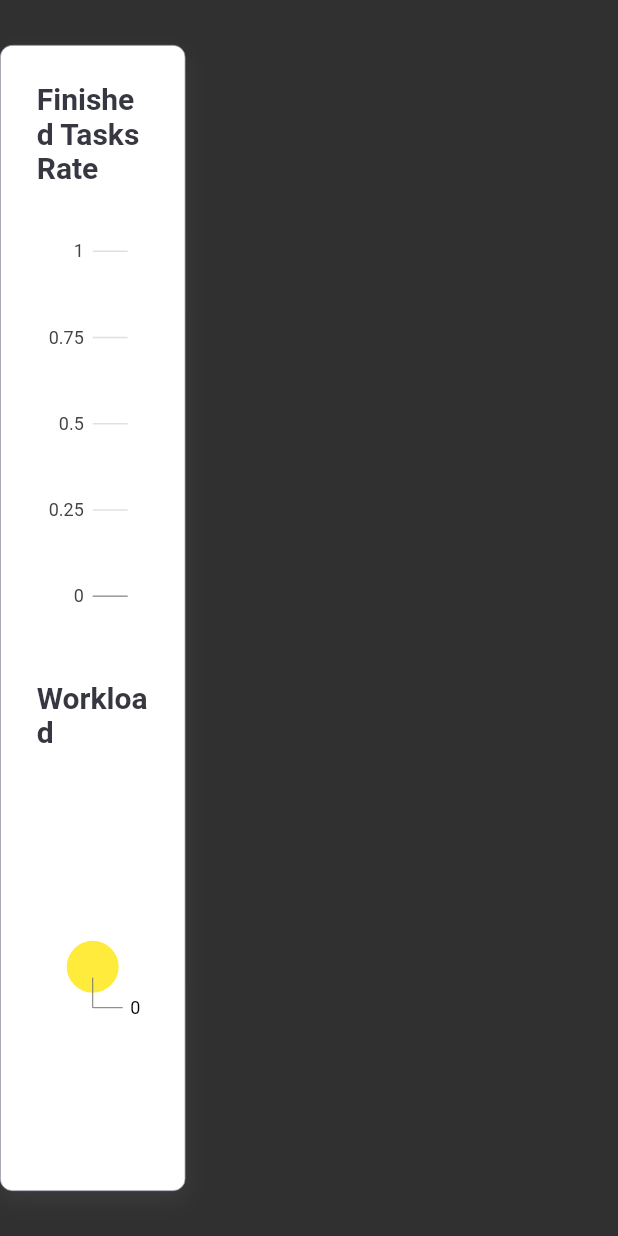
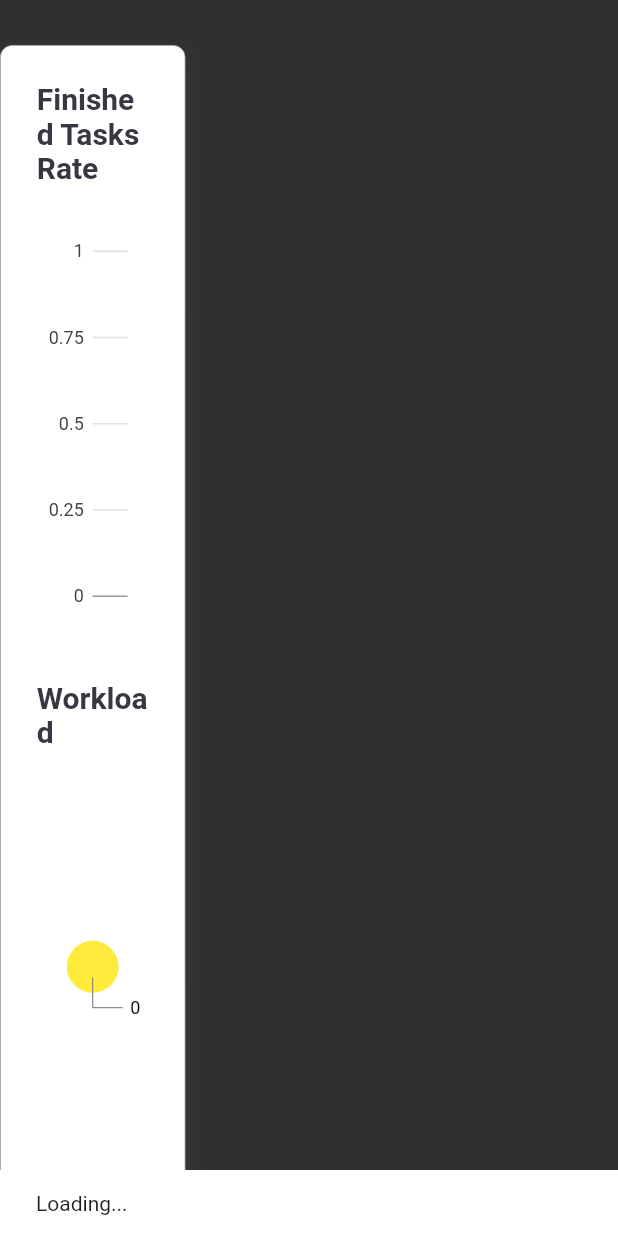
Before and after one commit to samuelv8/omni_manager_v2, a Flutter app: the BarChartDash widget shown alone on an empty page, opened directly, on a phone screen of 412 x 824 dp. Run offline on Flutter 3.47's test engine with Material 2 defaults, Android fonts, the phone set to English and light mode, and no system bars; our stand-ins replace charts_flutter, cloud_firestore, firebase_auth, firebase_core, shared_preferences; missing offline and left inert: cloud_firestore_web, firebase_auth_web, firebase_core_web, shared_preferences_web; accounts and stored records are empty.

Commit message:
[OMN-61] snackbars on CircularProgressIndicator-s

```diff
--- a/lib/pages/dashboard/widgets/bar_chart_section.dart
+++ b/lib/pages/dashboard/widgets/bar_chart_section.dart
@@ -5,6 +5,7 @@ import 'package:omni_manager/api/firebase.dart';
 import 'package:omni_manager/pages/dashboard/widgets/bar_chart.dart';
 import 'package:omni_manager/pages/dashboard/widgets/custom_text_content.dart';
 import 'package:omni_manager/pages/dashboard/widgets/pie_chart.dart';
+import 'package:omni_manager/widgets/snackbar.dart';
 
 class BarChartDash extends StatefulWidget {
   final bool isManager;
@@ -114,7 +115,7 @@ class _StatefulWrapperState extends State<BarChartDash> {
                     height: 250,
                     child: loaded
                         ? new SimpleBarChart.withUnformattedData(_empDataCompl)
-                        : Center(child: CircularProgressIndicator()))
+                        : waitForWidget(context: context))
               ],
             ),
           ),
@@ -138,7 +139,7 @@ class _StatefulWrapperState extends State<BarChartDash> {
                     child: loaded
                         ? new PieOutsideLabelChart.withUnformattedData(
                             _empDataWL)
-                        : Center(child: CircularProgressIndicator())),
+                        : waitForWidget(context: context)),
               ],
             ),
           ),
--- a/lib/pages/forms/widgets/formulary.dart
+++ b/lib/pages/forms/widgets/formulary.dart
@@ -54,6 +54,7 @@ class _FormularyState extends State<Formulary> {
   @override
   Widget build(BuildContext context) {
     if (!loaded) {
+      showSnackBar(text: 'Loading...', context: context);
       return Center(child: CircularProgressIndicator());
     }
     if (haveForms) {
--- a/lib/pages/forms/widgets/list_panel.dart
+++ b/lib/pages/forms/widgets/list_panel.dart
@@ -1,6 +1,7 @@
 import 'package:flutter/material.dart';
 import 'package:omni_manager/api/firebase.dart';
 import 'package:omni_manager/pages/forms/widgets/formulary.dart';
+import 'package:omni_manager/widgets/snackbar.dart';
 
 // stores ExpansionPanel state information
 class Item {
@@ -52,6 +53,7 @@ class _ListPanelState extends State<ListPanel> {
   @override
   Widget build(BuildContext context) {
     if (_data.isEmpty) {
+      showSnackBar(text: 'Loading...', context: context);
       return Container(
         child: Center(child: CircularProgressIndicator()),
       );
--- a/lib/pages/home.dart
+++ b/lib/pages/home.dart
@@ -6,6 +6,7 @@ import 'package:omni_manager/pages/login.dart';
 import 'package:omni_manager/pages/settings/settings.dart';
 import 'package:omni_manager/pages/spreadsheet/spreadsheet.dart';
 import 'package:omni_manager/utils/shared_prefs.dart';
+import 'package:omni_manager/widgets/snackbar.dart';
 
 class HomePage extends StatefulWidget {
   static const String routeName = "/home";
@@ -38,12 +39,14 @@ class _HomePageState extends State<HomePage> {
   @override
   Widget build(BuildContext context) {
     if (!loaded) {
+      showSnackBar(text: 'Loading...', context: context);
       return Scaffold(
           appBar: AppBar(
             title: Text("Omni Manager"),
           ),
           body: Center(child: CircularProgressIndicator()));
     }
+    showSnackBar(text: 'Loaded!', context: context);
     return Scaffold(
       appBar: AppBar(
         title: Text("Omni Manager"),
--- a/lib/pages/spreadsheet/spreadsheet.dart
+++ b/lib/pages/spreadsheet/spreadsheet.dart
@@ -3,6 +3,7 @@ import 'package:cloud_firestore/cloud_firestore.dart';
 import 'package:omni_manager/pages/dashboard/widgets/custom_text_title.dart';
 import 'package:omni_manager/pages/spreadsheet/spreadsheet_table.dart';
 import 'package:omni_manager/api/firebase.dart';
+import 'package:omni_manager/widgets/snackbar.dart';
 
 class SpreadsheetPage extends StatefulWidget {
   const SpreadsheetPage({Key? key}) : super(key: key);
@@ -114,7 +115,7 @@ class _SpreadsheetState extends State<SpreadsheetPage> {
                 child: Center(
                   child: loaded
                       ? DataTableWidget(listOfColumns: _empData ?? _sampleData)
-                      : CircularProgressIndicator(),
+                      : waitForWidget(context: context),
                 ),
               ),
             ],
--- a/lib/widgets/snackbar.dart
+++ b/lib/widgets/snackbar.dart
@@ -13,3 +13,8 @@ void showSnackBar(
 void hideSnackBar({required BuildContext context}) {
   ScaffoldMessenger.of(context).hideCurrentSnackBar();
 }
+
+Widget waitForWidget({required BuildContext context}) {
+  showSnackBar(text: 'Loading...', context: context);
+  return Center(child: CircularProgressIndicator());
+}
```
Also changed, not shown: lib/pages/forms/forms.dart (+10 -9 lines).
